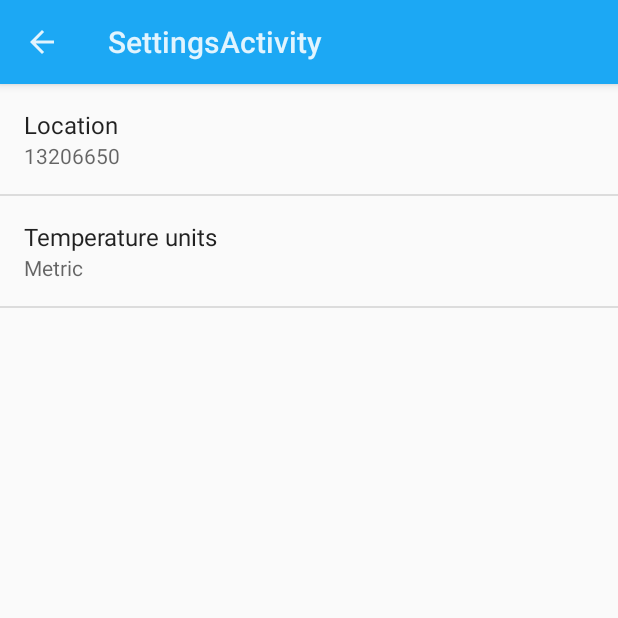
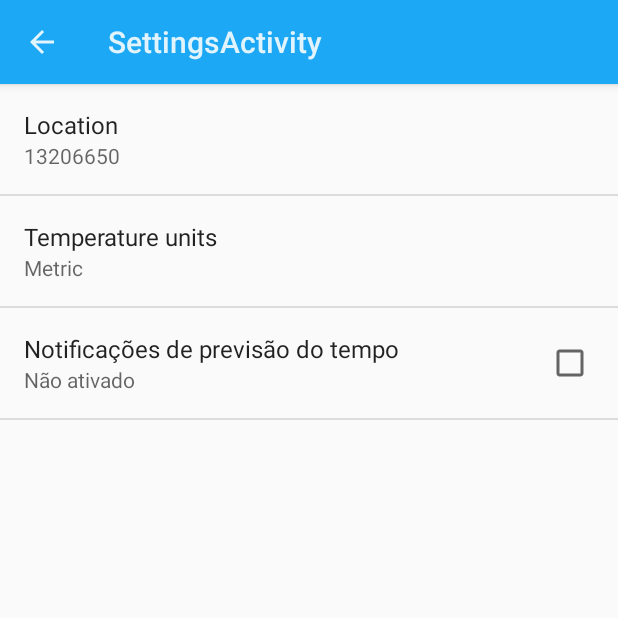
Before and after one commit to ddutra9/sunshine-nano, an Android app: the SettingsActivity screen opened directly, with no data from a screen before it, on a phone screen of 412 x 824 dp, the top half of it. Run offline under Robolectric (Android 15) with nearby library versions, the phone set to English and light mode, and no system bars.

Commit message:
add preferencia de notificacao

```diff
--- a/app/src/main/java/com/ddutra9/sunshinenano/sync/SunshineSyncAdapter.java
+++ b/app/src/main/java/com/ddutra9/sunshinenano/sync/SunshineSyncAdapter.java
@@ -122,6 +122,14 @@ public class SunshineSyncAdapter extends AbstractThreadedSyncAdapter {
         //checking the last update and notify if it' the first of the day
         SharedPreferences prefs = PreferenceManager.getDefaultSharedPreferences(context);
         String lastNotificationKey = context.getString(R.string.pref_last_notification);
+        String displayNotificationsKey = context.getString(R.string.pref_enable_notifications_key);
+        boolean displayNotifications = prefs.getBoolean(displayNotificationsKey,
+                Boolean.parseBoolean(context.getString(R.string.pref_enable_notifications_default)));
+
+        if(!displayNotifications){
+            return;
+        }
+
         long lastSync = prefs.getLong(lastNotificationKey, 0);
 
         if (System.currentTimeMillis() - lastSync >= DAY_IN_MILLIS) {
--- a/app/src/main/res/values/strings.xml
+++ b/app/src/main/res/values/strings.xml
@@ -52,4 +52,11 @@
     </string>
     <!-- Strings related to Notification preference -->
     <string name="pref_last_notification">last_notification</string>
+
+    <!-- Strings related to Notification Enabled preference -->
+    <string name="pref_enable_notifications_key" translatable="false">enable_notifications</string>
+    <string name="pref_enable_notifications_label">Notificações de previsão do tempo</string>
+    <string name="pref_enable_notifications_true">Ativado</string>
+    <string name="pref_enable_notifications_false">Não ativado</string>
+    <string name="pref_enable_notifications_default" translatable="false">verdadeiro</string>
 </resources>
--- a/app/src/main/res/xml/pref_general.xml
+++ b/app/src/main/res/xml/pref_general.xml
@@ -15,4 +15,11 @@
         android:entryValues="@array/pref_units_values"
         android:entries="@array/pref_units_options" />
 
+    <CheckBoxPreference
+        android:title="@string/pref_enable_notifications_label"
+        android:key="@string/pref_enable_notifications_key"
+        android:summaryOff="@string/pref_enable_notifications_false"
+        android:summaryOn="@string/pref_enable_notifications_true"
+        android:defaultValue="@string/pref_enable_notifications_default" />
+
 </PreferenceScreen>
```
